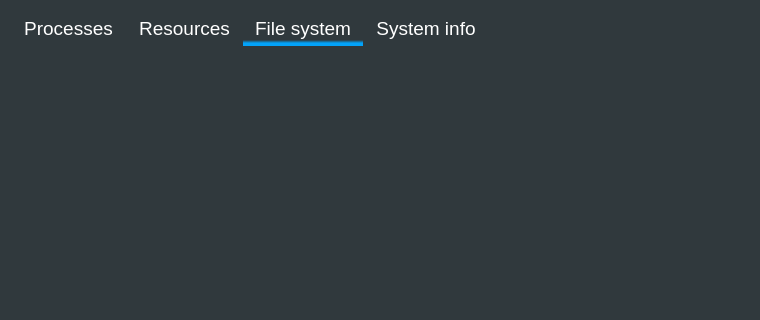
Before: the Qt Designer form ui_forms/main_form.ui in DrMakaron/pyqt_exam, drawn with Qt 5; both pictures show x 0 to 760 and y 0 to 320 of the 933 by 672 pixel window.
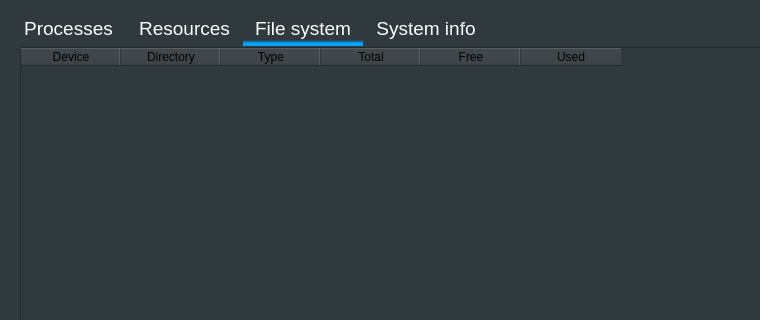
After: the same form once the commit is applied. The open tabs and pages were chosen to show the change.

Patch:
```diff
--- a/ui_forms/main_form.ui
+++ b/ui_forms/main_form.ui
@@ -89,6 +89,42 @@
       <attribute name="title">
        <string>File system</string>
       </attribute>
+      <layout class="QHBoxLayout" name="horizontalLayout_3">
+       <item>
+        <widget class="QTableWidget" name="fs_table">
+         <column>
+          <property name="text">
+           <string>Device</string>
+          </property>
+         </column>
+         <column>
+          <property name="text">
+           <string>Directory</string>
+          </property>
+         </column>
+         <column>
+          <property name="text">
+           <string>Type</string>
+          </property>
+         </column>
+         <column>
+          <property name="text">
+           <string>Total</string>
+          </property>
+         </column>
+         <column>
+          <property name="text">
+           <string>Free</string>
+          </property>
+         </column>
+         <column>
+          <property name="text">
+           <string>Used</string>
+          </property>
+         </column>
+        </widget>
+       </item>
+      </layout>
      </widget>
      <widget class="QWidget" name="tab_4">
       <attribute name="title">
```
